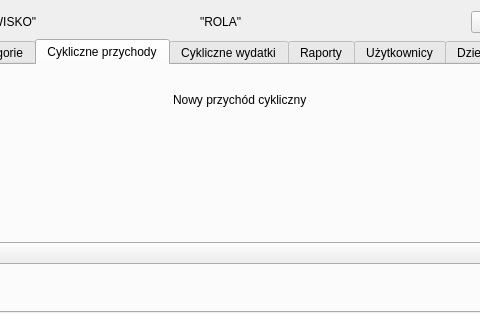
Before: the Qt Designer form ui/User_Panel.ui in Dawid-Robak-IG/BUDZET_DOMOWY, drawn with Qt 5; both pictures show x 353 to 833 and y 0 to 320 of the 1100 by 527 pixel window.
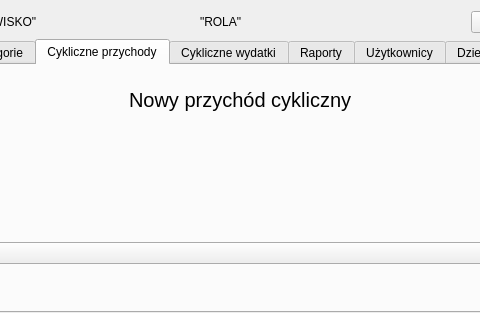
After: the same form once the commit is applied. The open tabs and pages were chosen to show the change.

```diff
--- a/ui/User_Panel.ui
+++ b/ui/User_Panel.ui
@@ -816,6 +816,11 @@
              </item>
              <item>
               <widget class="QLabel" name="label_26">
+               <property name="font">
+                <font>
+                 <pointsize>15</pointsize>
+                </font>
+               </property>
                <property name="text">
                 <string>Nowy przychód cykliczny</string>
                </property>
```
Left out of the diff: 40 changed lines with no effect on the pictures.
